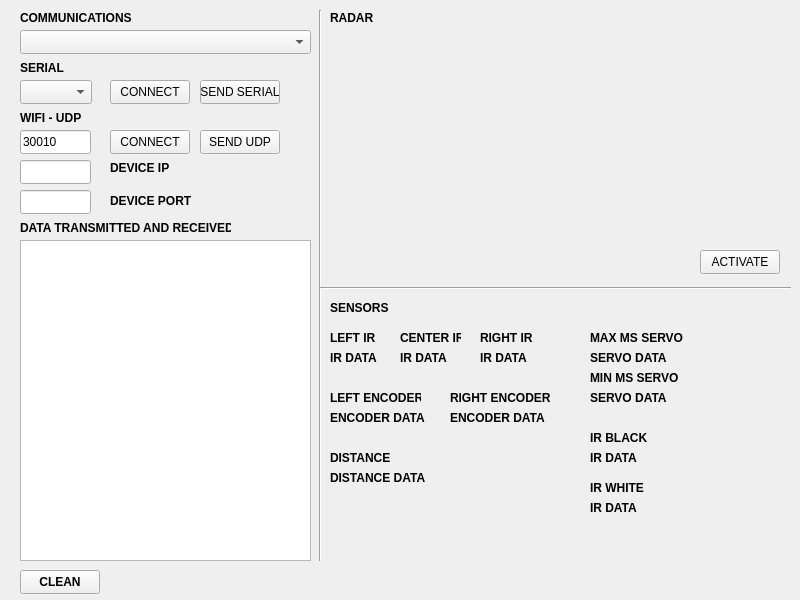
First picture: the form in qt - software/mainwindow.ui, repository BuffaGonzalo/Robot-Autonomo, before the edit.
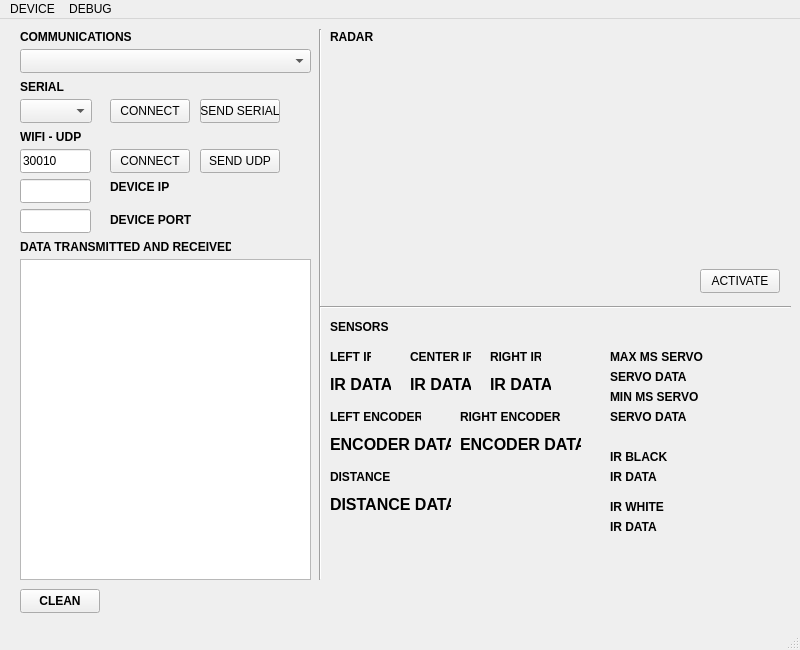
Second picture: the form after the edit.

Commit message: Tema oscuro y diagrama de auto

```diff
--- a/qt - software/mainwindow.ui
+++ b/qt - software/mainwindow.ui
@@ -7,19 +7,22 @@
     <x>0</x>
     <y>0</y>
     <width>800</width>
-    <height>600</height>
+    <height>650</height>
    </rect>
   </property>
   <property name="minimumSize">
    <size>
     <width>800</width>
-    <height>600</height>
+    <height>650</height>
    </size>
   </property>
   <property name="windowTitle">
    <string>MainWindow</string>
   </property>
   <widget class="QWidget" name="centralwidget">
+   <property name="autoFillBackground">
+    <bool>false</bool>
+   </property>
    <widget class="QPlainTextEdit" name="plainTextEdit">
     <property name="geometry">
      <rect>
@@ -85,7 +88,7 @@
      <rect>
       <x>330</x>
       <y>330</y>
-      <width>61</width>
+      <width>41</width>
       <height>16</height>
      </rect>
     </property>
@@ -101,7 +104,7 @@
    <widget class="QLabel" name="label_center_ir">
     <property name="geometry">
      <rect>
-      <x>400</x>
+      <x>410</x>
       <y>330</y>
       <width>61</width>
       <height>16</height>
@@ -119,9 +122,9 @@
    <widget class="QLabel" name="label_right_ir">
     <property name="geometry">
      <rect>
-      <x>480</x>
+      <x>490</x>
       <y>330</y>
-      <width>61</width>
+      <width>51</width>
       <height>16</height>
      </rect>
     </property>
@@ -140,11 +143,12 @@
       <x>330</x>
       <y>350</y>
       <width>61</width>
-      <height>16</height>
+      <height>31</height>
      </rect>
     </property>
     <property name="font">
      <font>
+      <pointsize>12</pointsize>
       <bold>true</bold>
      </font>
     </property>
@@ -155,14 +159,15 @@
    <widget class="QLabel" name="label_center_ir_data">
     <property name="geometry">
      <rect>
-      <x>400</x>
+      <x>410</x>
       <y>350</y>
       <width>61</width>
-      <height>16</height>
+      <height>31</height>
      </rect>
     </property>
     <property name="font">
      <font>
+      <pointsize>12</pointsize>
       <bold>true</bold>
      </font>
     </property>
@@ -173,14 +178,15 @@
    <widget class="QLabel" name="label_right_ir_data">
     <property name="geometry">
      <rect>
-      <x>480</x>
+      <x>490</x>
       <y>350</y>
       <width>61</width>
-      <height>16</height>
+      <height>31</height>
      </rect>
     </property>
     <property name="font">
      <font>
+      <pointsize>12</pointsize>
       <bold>true</bold>
      </font>
     </property>
@@ -209,7 +215,7 @@
    <widget class="QLabel" name="label_right_encoder">
     <property name="geometry">
      <rect>
-      <x>450</x>
+      <x>460</x>
       <y>390</y>
       <width>101</width>
       <height>16</height>
@@ -229,12 +235,13 @@
      <rect>
       <x>330</x>
       <y>410</y>
-      <width>101</width>
-      <height>16</height>
+      <width>121</width>
+      <height>31</height>
      </rect>
     </property>
     <property name="font">
      <font>
+      <pointsize>12</pointsize>
       <bold>true</bold>
      </font>
     </property>
@@ -245,14 +252,15 @@
    <widget class="QLabel" name="label_right_encoder_data">
     <property name="geometry">
      <rect>
-      <x>450</x>
+      <x>460</x>
       <y>410</y>
-      <width>101</width>
-      <height>16</height>
+      <width>121</width>
+      <height>31</height>
      </rect>
     </property>
     <property name="font">
      <font>
+      <pointsize>12</pointsize>
       <bold>true</bold>
      </font>
     </property>
@@ -443,12 +451,13 @@
      <rect>
       <x>330</x>
       <y>470</y>
-      <width>101</width>
-      <height>16</height>
+      <width>121</width>
+      <height>31</height>
      </rect>
     </property>
     <property name="font">
      <font>
+      <pointsize>12</pointsize>
       <bold>true</bold>
      </font>
     </property>
@@ -575,7 +584,7 @@
    <widget class="QLabel" name="label_max_servo">
     <property name="geometry">
      <rect>
-      <x>590</x>
+      <x>610</x>
       <y>330</y>
       <width>101</width>
       <height>16</height>
@@ -593,7 +602,7 @@
    <widget class="QLabel" name="label_min_servo">
     <property name="geometry">
      <rect>
-      <x>590</x>
+      <x>610</x>
       <y>370</y>
       <width>101</width>
       <height>16</height>
@@ -611,7 +620,7 @@
    <widget class="QLabel" name="label_black_ir">
     <property name="geometry">
      <rect>
-      <x>590</x>
+      <x>610</x>
       <y>430</y>
       <width>101</width>
       <height>16</height>
@@ -629,7 +638,7 @@
    <widget class="QLabel" name="label_white_ir">
     <property name="geometry">
      <rect>
-      <x>590</x>
+      <x>610</x>
       <y>480</y>
       <width>101</width>
       <height>16</height>
@@ -647,7 +656,7 @@
    <widget class="QLabel" name="label_black_ir_data">
     <property name="geometry">
      <rect>
-      <x>590</x>
+      <x>610</x>
       <y>450</y>
       <width>101</width>
       <height>16</height>
@@ -665,7 +674,7 @@
    <widget class="QLabel" name="label_white_ir_data">
     <property name="geometry">
      <rect>
-      <x>590</x>
+      <x>610</x>
       <y>500</y>
       <width>101</width>
       <height>16</height>
@@ -683,7 +692,7 @@
    <widget class="QLabel" name="label_min_servo_data">
     <property name="geometry">
      <rect>
-      <x>590</x>
+      <x>610</x>
       <y>390</y>
       <width>101</width>
       <height>16</height>
@@ -701,7 +710,7 @@
    <widget class="QLabel" name="label_max_servo_data">
     <property name="geometry">
      <rect>
-      <x>590</x>
+      <x>610</x>
       <y>350</y>
       <width>101</width>
       <height>16</height>
@@ -716,6 +725,16 @@
      <string>SERVO DATA</string>
     </property>
    </widget>
+   <widget class="QWidget" name="carWidget" native="true">
+    <property name="geometry">
+     <rect>
+      <x>10</x>
+      <y>260</y>
+      <width>300</width>
+      <height>300</height>
+     </rect>
+    </property>
+   </widget>
   </widget>
   <widget class="QMenuBar" name="menubar">
    <property name="geometry">
@@ -726,7 +745,32 @@
      <height>21</height>
     </rect>
    </property>
+   <widget class="QMenu" name="menuDEVICE">
+    <property name="title">
+     <string>DEVICE</string>
+    </property>
+    <addaction name="actionQUIT"/>
+   </widget>
+   <widget class="QMenu" name="menuDEBUG">
+    <property name="title">
+     <string>DEBUG</string>
+    </property>
+    <addaction name="actionPROTOCOL_DATA"/>
+   </widget>
+   <addaction name="menuDEVICE"/>
+   <addaction name="menuDEBUG"/>
   </widget>
+  <widget class="QStatusBar" name="statusBar"/>
+  <action name="actionQUIT">
+   <property name="text">
+    <string>QUIT</string>
+   </property>
+  </action>
+  <action name="actionPROTOCOL_DATA">
+   <property name="text">
+    <string>PROTOCOL DATA</string>
+   </property>
+  </action>
  </widget>
  <resources/>
  <connections/>
```
The commit also changes 4 other files.
